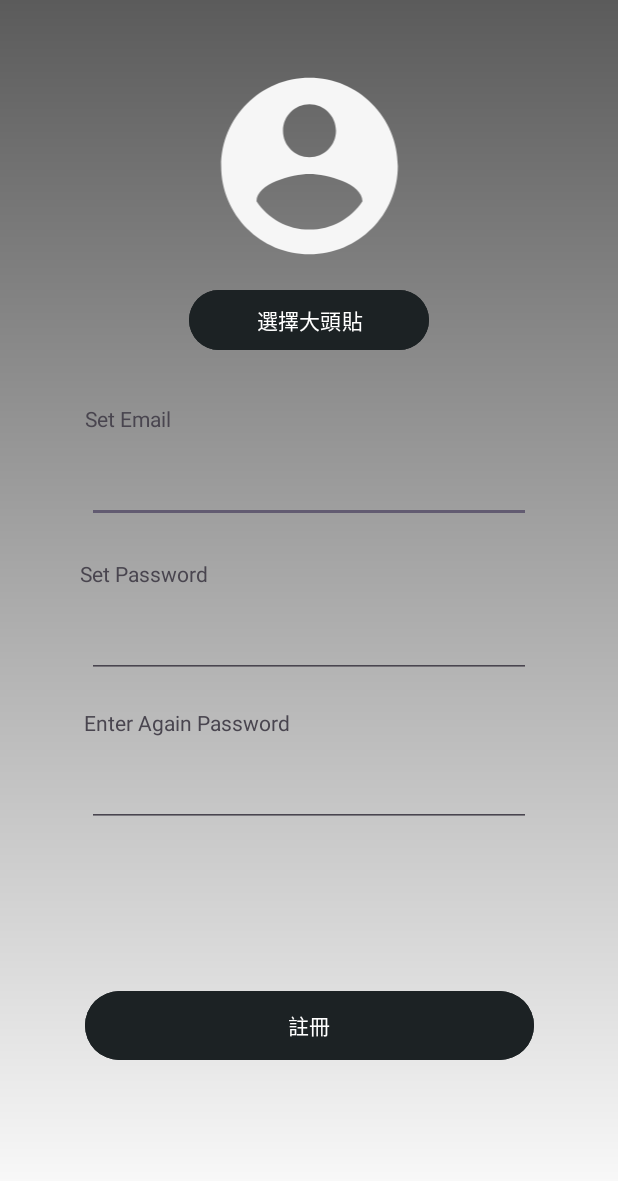
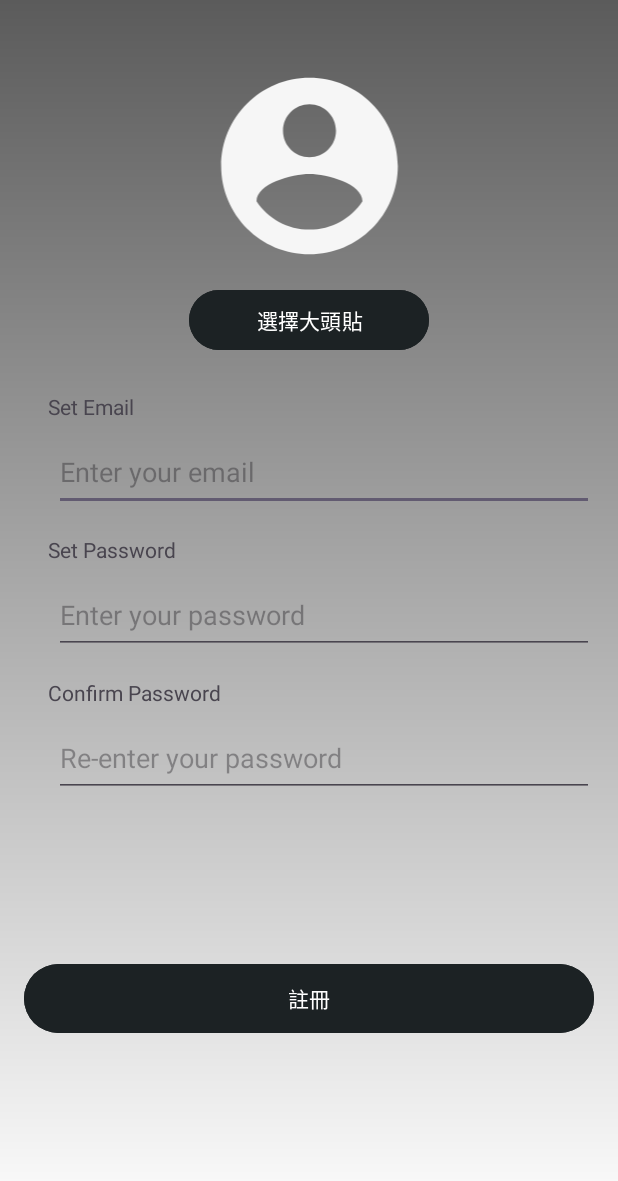
Before and after one commit to Yanruckater/Change_thing_android, an Android app: the register_view screen opened directly, with no data from a screen before it, on a phone screen of 412 x 824 dp. Shown: the top 1181 px of the screen. Run offline under Robolectric (Android 15) with nearby library versions, the phone set to English and light mode, and no system bars; our stand-ins replace Firebase (no records; nobody signed in at launch, a user with empty details on screens opened directly).

Commit message:
fix:login&registe xml

```diff
--- a/app/src/main/res/layout/activity_register_view.xml
+++ b/app/src/main/res/layout/activity_register_view.xml
@@ -1,11 +1,13 @@
 <?xml version="1.0" encoding="utf-8"?>
-<androidx.constraintlayout.widget.ConstraintLayout xmlns:android="http://schemas.android.com/apk/res/android"
+<androidx.constraintlayout.widget.ConstraintLayout
+    xmlns:android="http://schemas.android.com/apk/res/android"
     xmlns:app="http://schemas.android.com/apk/res-auto"
     xmlns:tools="http://schemas.android.com/tools"
     android:id="@+id/main"
     android:layout_width="match_parent"
     android:layout_height="match_parent"
     android:background="@drawable/background_color"
+    android:padding="16dp"
     tools:context=".register_view">
 
     <!-- 上方頭像 -->
@@ -13,10 +15,11 @@
         android:id="@+id/imageview"
         android:layout_width="154dp"
         android:layout_height="141dp"
-        android:layout_marginTop="40dp"
+        android:layout_marginTop="24dp"
+        android:contentDescription="@string/profile_image_desc"
+        app:layout_constraintEnd_toEndOf="parent"
+        app:layout_constraintStart_toStartOf="parent"
         app:layout_constraintTop_toTopOf="parent"
-        app:layout_constraintStart_toStartOf="parent"
-        app:layout_constraintEnd_toEndOf="parent"
         app:srcCompat="@drawable/baseline_account_circle_24" />
 
     <!-- 上傳圖片按鈕 -->
@@ -26,97 +29,97 @@
         android:layout_height="wrap_content"
         android:layout_marginTop="8dp"
         android:backgroundTint="#1C2224"
-        android:text="選擇大頭貼"
+        android:text="@string/select_profile_picture"
         android:textColor="@android:color/white"
         app:layout_constraintEnd_toEndOf="parent"
         app:layout_constraintStart_toStartOf="parent"
-        app:layout_constraintTop_toBottomOf="@+id/imageview" />
+        app:layout_constraintTop_toBottomOf="@id/imageview" />
 
-    <!-- Set Email -->
-
+    <!-- Email 輸入框 -->
     <TextView
         android:id="@+id/textView5"
         android:layout_width="wrap_content"
         android:layout_height="wrap_content"
-        android:layout_marginTop="32dp"
-        android:text="Set Email"
-        app:layout_constraintEnd_toEndOf="parent"
-        app:layout_constraintHorizontal_bias="0.159"
+        android:layout_marginTop="24dp"
+        android:text="@string/set_email"
         app:layout_constraintStart_toStartOf="parent"
-        app:layout_constraintTop_toBottomOf="@+id/upload_image" />
+        app:layout_constraintTop_toBottomOf="@id/upload_image"
+        android:layout_marginLeft="16dp" />
 
     <EditText
         android:id="@+id/editTextEmailAddress2"
-        android:layout_width="296dp"
+        android:layout_width="0dp"
         android:layout_height="52dp"
+        android:layout_marginStart="20dp"
+        android:layout_marginTop="8dp"
         android:ems="10"
+        android:hint="@string/email_hint"
         android:inputType="textEmailAddress"
-        app:layout_constraintTop_toBottomOf="@+id/textView5"
+        app:layout_constraintEnd_toEndOf="parent"
         app:layout_constraintStart_toStartOf="parent"
-        app:layout_constraintEnd_toEndOf="parent"
-        android:layout_marginTop="8dp" />
+        app:layout_constraintTop_toBottomOf="@id/textView5" />
 
-    <!-- Set Password -->
-
+    <!-- Password 輸入框 -->
     <TextView
         android:id="@+id/textView4"
         android:layout_width="wrap_content"
         android:layout_height="wrap_content"
-        android:layout_marginStart="-220dp"
-        android:layout_marginTop="24dp"
-        android:text="Set Password"
-        app:layout_constraintEnd_toEndOf="parent"
+        android:layout_marginTop="16dp"
+        android:text="@string/set_password"
         app:layout_constraintStart_toStartOf="parent"
-        app:layout_constraintTop_toBottomOf="@+id/editTextEmailAddress2" />
+        app:layout_constraintTop_toBottomOf="@id/editTextEmailAddress2"
+        android:layout_marginLeft="16dp" />
 
     <EditText
         android:id="@+id/editregisterPassword"
-        android:layout_width="296dp"
+        android:layout_width="0dp"
         android:layout_height="52dp"
+        android:layout_marginStart="20dp"
+        android:layout_marginTop="8dp"
         android:ems="10"
+        android:hint="@string/password_hint"
         android:inputType="textPassword"
-        app:layout_constraintTop_toBottomOf="@+id/textView4"
+        app:layout_constraintEnd_toEndOf="parent"
         app:layout_constraintStart_toStartOf="parent"
-        app:layout_constraintEnd_toEndOf="parent"
-        android:layout_marginTop="8dp" />
+        app:layout_constraintTop_toBottomOf="@id/textView4" />
 
-    <!-- Confirm Password -->
-
+    <!-- Confirm Password 輸入框 -->
     <TextView
         android:id="@+id/textView3"
         android:layout_width="wrap_content"
         android:layout_height="wrap_content"
-        android:layout_marginTop="20dp"
-        android:text="Enter Again Password"
-        app:layout_constraintEnd_toEndOf="parent"
-        app:layout_constraintHorizontal_bias="0.205"
+        android:layout_marginTop="16dp"
+        android:text="@string/confirm_password"
         app:layout_constraintStart_toStartOf="parent"
-        app:layout_constraintTop_toBottomOf="@+id/editregisterPassword" />
+        app:layout_constraintTop_toBottomOf="@id/editregisterPassword"
+        android:layout_marginLeft="16dp" />
 
     <EditText
         android:id="@+id/editregisterPassword2"
-        android:layout_width="296dp"
+        android:layout_width="0dp"
         android:layout_height="52dp"
+        android:layout_marginStart="20dp"
+        android:layout_marginTop="8dp"
         android:ems="10"
+        android:hint="@string/confirm_password_hint"
         android:inputType="textPassword"
-        app:layout_constraintTop_toBottomOf="@+id/textView3"
+        app:layout_constraintEnd_toEndOf="parent"
         app:layout_constraintStart_toStartOf="parent"
-        app:layout_constraintEnd_toEndOf="parent"
-        android:layout_marginTop="8dp" />
+        app:layout_constraintTop_toBottomOf="@id/textView3" />
 
     <!-- 註冊按鈕 -->
     <Button
         android:id="@+id/register"
-        android:layout_width="299dp"
+        android:layout_width="0dp"
         android:layout_height="54dp"
-        android:text="註冊"
+        android:layout_marginTop="24dp"
+        android:layout_marginBottom="32dp"
         android:backgroundTint="#1C2224"
+        android:text="@string/register"
         android:textColor="@android:color/white"
-        app:layout_constraintTop_toBottomOf="@+id/editregisterPassword2"
         app:layout_constraintBottom_toBottomOf="parent"
+        app:layout_constraintEnd_toEndOf="parent"
         app:layout_constraintStart_toStartOf="parent"
-        app:layout_constraintEnd_toEndOf="parent"
-        android:layout_marginTop="24dp"
-        android:layout_marginBottom="32dp" />
+        app:layout_constraintTop_toBottomOf="@id/editregisterPassword2" />
 
 </androidx.constraintlayout.widget.ConstraintLayout>
--- a/app/src/main/res/values/strings.xml
+++ b/app/src/main/res/values/strings.xml
@@ -1,4 +1,14 @@
 <resources>
     <string name="app_name">Change_things_Android_final_demo</string>
     <string name="title_activity_google_map_api">Google_map_api</string>
+
+    <string name="profile_image_desc">Profile image</string>
+    <string name="select_profile_picture">選擇大頭貼</string>
+    <string name="set_email">Set Email</string>
+    <string name="email_hint">Enter your email</string>
+    <string name="set_password">Set Password</string>
+    <string name="password_hint">Enter your password</string>
+    <string name="confirm_password">Confirm Password</string>
+    <string name="confirm_password_hint">Re-enter your password</string>
+    <string name="register">註冊</string>
 </resources>
```
Also changed, not shown: app/src/main/res/layout/activity_login_view.xml (+45 -43 lines).
